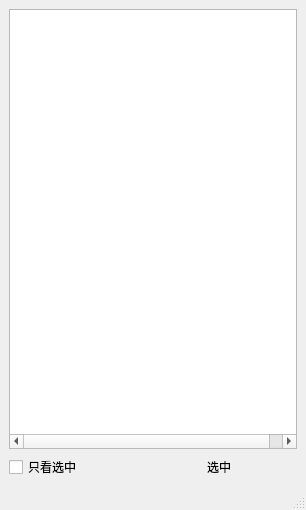
Before: the Qt Designer form MemMonitorSetting/MemMonitorSetting.ui in SabiAmeno/memory-monitor, drawn with Qt 5.
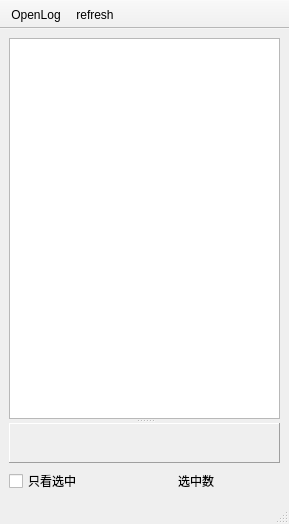
After: the same form once the commit is applied. Icons and pictures are not drawn. Custom widgets are drawn as their Qt base class.

```diff
--- a/MemMonitorSetting/MemMonitorSetting.ui
+++ b/MemMonitorSetting/MemMonitorSetting.ui
@@ -6,37 +6,18 @@
    <rect>
     <x>0</x>
     <y>0</y>
-    <width>306</width>
-    <height>510</height>
+    <width>289</width>
+    <height>524</height>
    </rect>
   </property>
   <property name="windowTitle">
    <string>MainWindow</string>
   </property>
+  <property name="styleSheet">
+   <string notr="true"/>
+  </property>
   <widget class="QWidget" name="centralwidget">
    <layout class="QGridLayout" name="gridLayout">
-    <item row="0" column="0">
-     <widget class="QTreeWidget" name="treeWidget">
-      <attribute name="headerVisible">
-       <bool>false</bool>
-      </attribute>
-      <column>
-       <property name="text">
-        <string>icon</string>
-       </property>
-      </column>
-      <column>
-       <property name="text">
-        <string>pid</string>
-       </property>
-      </column>
-      <column>
-       <property name="text">
-        <string>proc name</string>
-       </property>
-      </column>
-     </widget>
-    </item>
     <item row="1" column="0">
      <layout class="QHBoxLayout" name="horizontalLayout">
       <item>
@@ -62,7 +43,7 @@
       <item>
        <widget class="QLabel" name="label_2">
         <property name="text">
-         <string>选中</string>
+         <string>选中数</string>
         </property>
        </widget>
       </item>
@@ -90,6 +71,63 @@
       </item>
      </layout>
     </item>
+    <item row="0" column="0">
+     <widget class="QSplitter" name="splitter">
+      <property name="orientation">
+       <enum>Qt::Vertical</enum>
+      </property>
+      <widget class="QTreeWidget" name="treeWidget">
+       <property name="indentation">
+        <number>10</number>
+       </property>
+       <attribute name="headerVisible">
+        <bool>false</bool>
+       </attribute>
+       <attribute name="headerDefaultSectionSize">
+        <number>56</number>
+       </attribute>
+       <column>
+        <property name="text">
+         <string>sel_icon</string>
+        </property>
+       </column>
+       <column>
+        <property name="text">
+         <string>icon</string>
+        </property>
+       </column>
+       <column>
+        <property name="text">
+         <string>pid</string>
+        </property>
+       </column>
+       <column>
+        <property name="text">
+         <string>proc name</string>
+        </property>
+       </column>
+      </widget>
+      <widget class="QStackedWidget" name="stackedWidget">
+       <property name="frameShape">
+        <enum>QFrame::Panel</enum>
+       </property>
+       <property name="frameShadow">
+        <enum>QFrame::Raised</enum>
+       </property>
+       <property name="currentIndex">
+        <number>1</number>
+       </property>
+       <widget class="QWidget" name="page"/>
+       <widget class="QWidget" name="page_2">
+        <layout class="QGridLayout" name="gridLayout_2">
+         <item row="0" column="0">
+          <widget class="ProcInfoShower" name="proc_shower" native="true"/>
+         </item>
+        </layout>
+       </widget>
+      </widget>
+     </widget>
+    </item>
    </layout>
   </widget>
   <widget class="QMenuBar" name="menubar">
@@ -103,7 +141,57 @@
    </property>
   </widget>
   <widget class="QStatusBar" name="statusbar"/>
+  <widget class="QToolBar" name="toolBar">
+   <property name="windowTitle">
+    <string>toolBar</string>
+   </property>
+   <property name="movable">
+    <bool>false</bool>
+   </property>
+   <attribute name="toolBarArea">
+    <enum>TopToolBarArea</enum>
+   </attribute>
+   <attribute name="toolBarBreak">
+    <bool>false</bool>
+   </attribute>
+   <addaction name="actionOpenLog"/>
+   <addaction name="actionRefresh"/>
+  </widget>
+  <action name="actionOpenLog">
+   <property name="icon">
+    <iconset resource="MemMonitorSetting.qrc">
+     <normaloff>:/MemMonitorSetting/log.png</normaloff>:/MemMonitorSetting/log.png</iconset>
+   </property>
+   <property name="text">
+    <string>OpenLog</string>
+   </property>
+   <property name="toolTip">
+    <string>监控日志</string>
+   </property>
+  </action>
+  <action name="actionRefresh">
+   <property name="icon">
+    <iconset resource="MemMonitorSetting.qrc">
+     <normaloff>:/MemMonitorSetting/refresh.png</normaloff>:/MemMonitorSetting/refresh.png</iconset>
+   </property>
+   <property name="text">
+    <string>refresh</string>
+   </property>
+   <property name="toolTip">
+    <string>刷新</string>
+   </property>
+  </action>
  </widget>
- <resources/>
+ <customwidgets>
+  <customwidget>
+   <class>ProcInfoShower</class>
+   <extends>QWidget</extends>
+   <header>procinfoshower.h</header>
+   <container>1</container>
+  </customwidget>
+ </customwidgets>
+ <resources>
+  <include location="MemMonitorSetting.qrc"/>
+ </resources>
  <connections/>
 </ui>
```
Left out of the diff: 10 changed lines with no effect on the pictures.
